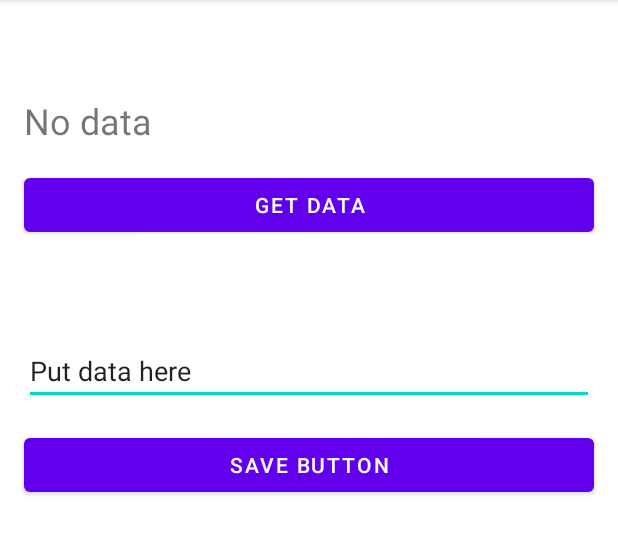
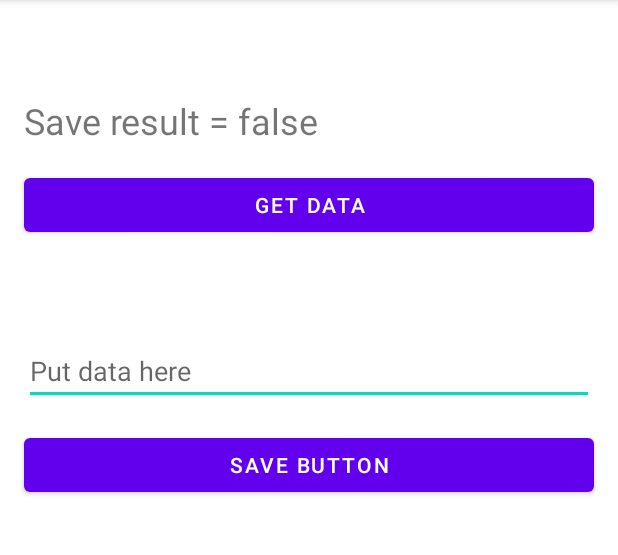
Before and after one commit to Novikov/Clean_Architecture, an Android app: the screen it shows after launch (MainActivity), after a tap on "SAVE BUTTON", on a phone screen of 412 x 824 dp, the part 84-639 px from its top. Run offline under Robolectric (Android 15) with nearby library versions, the phone set to English and light mode, and no system bars; 1 other tap on this screen came first.

Commit message:
Video 2 (Two use cases has been added)

```diff
--- /dev/null
+++ b/app/src/main/java/com/example/clean_architecture/domain/models/SaveUserNameParam.kt
@@ -0,0 +1,3 @@
+package com.example.clean_architecture.domain.models
+
+class SaveUserNameParam(val name: String)
--- /dev/null
+++ b/app/src/main/java/com/example/clean_architecture/domain/models/UserName.kt
@@ -0,0 +1,3 @@
+package com.example.clean_architecture.domain.models
+
+class UserName(val firstName: String,val lastName: String)
--- /dev/null
+++ b/app/src/main/java/com/example/clean_architecture/domain/usecases/GetUserNameUseCase.kt
@@ -0,0 +1,10 @@
+package com.example.clean_architecture.domain.usecases
+
+import com.example.clean_architecture.domain.models.UserName
+
+class GetUserNameUseCase {
+
+    fun execute() : UserName {
+        return UserName(firstName = "Kiparo",lastName = "Hello")
+    }
+}
--- /dev/null
+++ b/app/src/main/java/com/example/clean_architecture/domain/usecases/SaveUserNameUseCase.kt
@@ -0,0 +1,10 @@
+package com.example.clean_architecture.domain.usecases
+
+import com.example.clean_architecture.domain.models.SaveUserNameParam
+
+class SaveUserNameUseCase {
+
+    fun execute(param: SaveUserNameParam) : Boolean{
+        return param.name.isNotEmpty()
+    }
+}
--- a/app/src/main/java/com/example/clean_architecture/presentation/MainActivity.kt
+++ b/app/src/main/java/com/example/clean_architecture/presentation/MainActivity.kt
@@ -6,8 +6,15 @@ import android.widget.Button
 import android.widget.EditText
 import android.widget.TextView
 import com.example.clean_architecture.R
+import com.example.clean_architecture.domain.models.SaveUserNameParam
+import com.example.clean_architecture.domain.usecases.GetUserNameUseCase
+import com.example.clean_architecture.domain.usecases.SaveUserNameUseCase
 
 class MainActivity : AppCompatActivity() {
+
+    private val getUserNameUseCase = GetUserNameUseCase()
+    private val saveUserNameUseCase = SaveUserNameUseCase()
+
     override fun onCreate(savedInstanceState: Bundle?) {
         super.onCreate(savedInstanceState)
         setContentView(R.layout.activity_main)
@@ -19,10 +26,16 @@ class MainActivity : AppCompatActivity() {
 
         sendButton.setOnClickListener {
             //Клик по кнопке Save data
+            val text = dataEditText.text.toString()
+            val params = SaveUserNameParam(name = text)
+            val result = saveUserNameUseCase.execute(param = params)
+            dataTextView.text = "Save result = $result"
         }
 
         receiveButton.setOnClickListener {
             //Клик по кнопке Get data
+            val userName = getUserNameUseCase.execute()
+            dataTextView.text = "${userName.firstName} ${userName.lastName}"
         }
     }
 }
--- a/app/src/main/res/layout/activity_main.xml
+++ b/app/src/main/res/layout/activity_main.xml
@@ -41,7 +41,7 @@
         android:layout_marginEnd="16dp"
         android:ems="10"
         android:inputType="textPersonName"
-        android:text="Put data here"
+        android:hint="Put data here"
         app:layout_constraintEnd_toEndOf="parent"
         app:layout_constraintStart_toStartOf="parent"
         app:layout_constraintTop_toBottomOf="@+id/receiveButton" />
```
